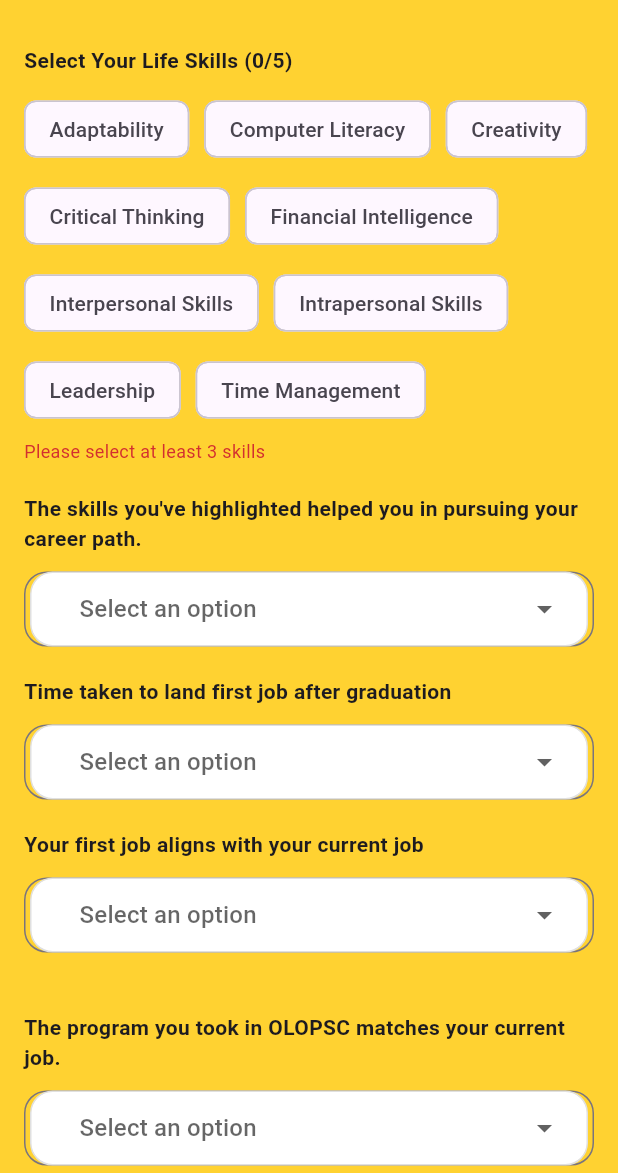
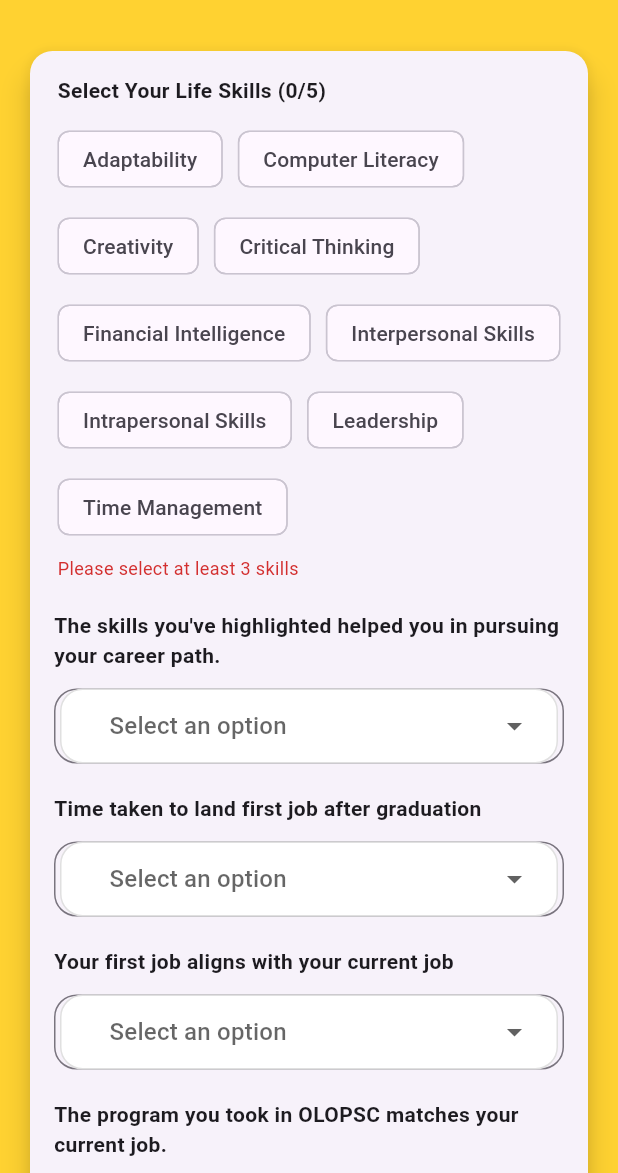
Before and after one commit to rammne/oats-forms, a Flutter app: the AlumniTrackingForm screen opened directly with empty values, on a phone screen of 412 x 824 dp, the part 63-1236 px from its top. Run offline on Flutter 3.47's test engine with Material 3 defaults, Android fonts, the phone set to English and light mode, and no system bars; our stand-ins replace animated_text_kit, cloud_firestore, dropdown_button2, firebase_core; accounts and stored records are empty; network calls fail; statements that could not run were skipped.

Commit message:
questions centered

```diff
--- a/lib/pages/questions_page_desktop.dart
+++ b/lib/pages/questions_page_desktop.dart
@@ -402,11 +402,20 @@ class _AlumniTrackingFormState extends State<AlumniTrackingForm> {
         backgroundColor: _kPrimaryColor,
       ),
       body: SafeArea(
-        child: SizedBox(
+        child: Center(
+          child: SingleChildScrollView(
+            padding: const EdgeInsets.all(16.0),
+            child: Card(
+              elevation: 8,
+              shape: RoundedRectangleBorder(
+                borderRadius: BorderRadius.circular(15),
+              ),
+              child: Padding(
+                padding: const EdgeInsets.all(16.0),
                 child: Form(
                   key: _formKey,
-            child: ListView(
-              padding: const EdgeInsets.all(16.0),
+                  child: Column(
+                    mainAxisSize: MainAxisSize.min,
                     children: [
                       _buildSkillsSelection(),
                       const SizedBox(height: 20),
@@ -431,7 +440,6 @@ class _AlumniTrackingFormState extends State<AlumniTrackingForm> {
                           options: _likertScaleOptions,
                         ),
                         const SizedBox(height: 20),
-                  const SizedBox(height: 20),
                         _buildDropdownQuestion(
                             title:
                                 'The program you took in OLOPSC matches your current job.',
@@ -444,29 +452,26 @@ class _AlumniTrackingFormState extends State<AlumniTrackingForm> {
                             options: _likertScaleOptions),
                         const SizedBox(height: 20),
                       ],
-                SizedBox(
-                  width: 450,
-                  child: ElevatedButton(
-                    onPressed: _selectedSkillsCount >= _kMinSkillSelections &&
-                            !_isSubmitting
-                        ? _submitForm
-                        : null,
+                      const SizedBox(height: 30),
+                      ElevatedButton(
+                        onPressed: _isSubmitting ? null : _submitForm,
                         style: ElevatedButton.styleFrom(
-                      backgroundColor: Colors.blue[300],
-                      minimumSize: const Size(double.infinity, 50),
+                          backgroundColor: Colors.blue,
+                          shape: RoundedRectangleBorder(
+                            borderRadius: BorderRadius.circular(10),
+                          ),
                         ),
                         child: _isSubmitting
-                        ? const CircularProgressIndicator(color: Colors.white)
-                        : const Text(
-                            'Submit',
-                            style: TextStyle(
-                              color: Colors.black,
-                              fontWeight: FontWeight.bold,
+                            ? const CircularProgressIndicator(
+                                valueColor:
+                                    AlwaysStoppedAnimation<Color>(Colors.white),
+                              )
+                            : const Text('Submit'),
+                      ),
+                    ],
                   ),
                 ),
               ),
-                ),
-              ],
             ),
           ),
         ),
```
Lines whose indentation alone changed are shown as unchanged.
